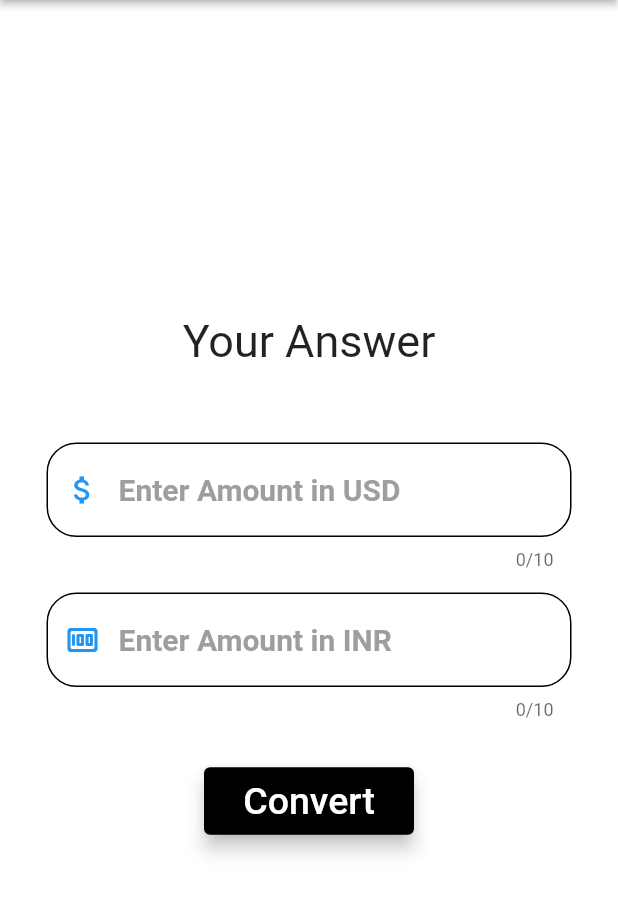
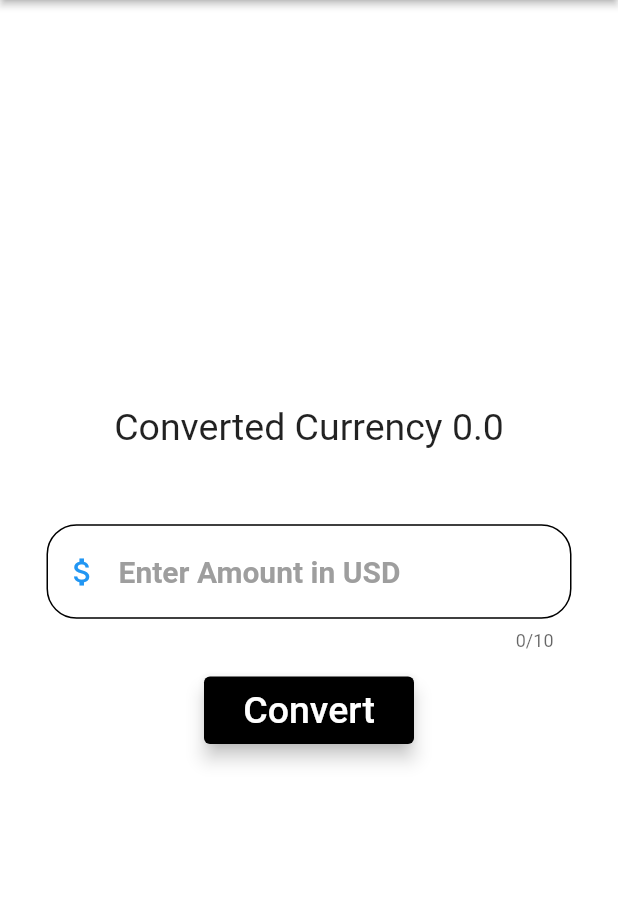
Before and after one commit to pulkit-singhall/currency_converter, a Flutter app: the screen it shows after launch, after a tap on "Convert", on a phone screen of 412 x 824 dp, the part 84-1000 px from its top. Run offline on Flutter 3.47's test engine with Material 2 defaults, Android fonts, the phone set to English and light mode, and no system bars.

Commit message:
Next Commit

```diff
--- a/lib/screens/homescreen.dart
+++ b/lib/screens/homescreen.dart
@@ -1,7 +1,15 @@
 import 'package:flutter/material.dart';
 
-class HomeScreen extends StatelessWidget {
+class HomeScreen extends StatefulWidget {
   const HomeScreen({super.key});
+
+  @override
+  State<HomeScreen> createState() => _HomeScreenState();
+}
+
+class _HomeScreenState extends State<HomeScreen> {
+  double result=0;
+  final TextEditingController amount = TextEditingController();
 
   @override
   Widget build(BuildContext context) {
@@ -17,10 +25,10 @@ class HomeScreen extends StatelessWidget {
       body: Column(
         mainAxisAlignment: MainAxisAlignment.center,
         children: [
-          const Text(
-            "Your Answer",
-            style: TextStyle(
-              fontSize: 30,
+          Text(
+            "Converted Currency ${result}",
+            style: const TextStyle(
+              fontSize: 25,
             ),
           ),
           const SizedBox(
@@ -29,8 +37,9 @@ class HomeScreen extends StatelessWidget {
           Center(
             child: Container(
               width: 350,
-              child: const TextField(
-                decoration: InputDecoration(
+              child: TextField(
+                controller: amount,
+                decoration: const InputDecoration(
                   hintText: "Enter Amount in USD",
                   hintStyle: TextStyle(
                       fontSize: 20,
@@ -59,53 +68,22 @@ class HomeScreen extends StatelessWidget {
           const SizedBox(
             height: 15,
           ),
-          Center(
-            child: Container(
-              width: 350,
-              child: const TextField(
-                decoration: InputDecoration(
-                  hintText: "Enter Amount in INR",
-                  hintStyle: TextStyle(
-                      fontSize: 20,
-                      fontWeight: FontWeight.w600,
-                      color: Colors.grey),
-                  prefixIcon: Icon(Icons.money_rounded),
-                  prefixIconColor: Colors.blue,
-                  focusedBorder: OutlineInputBorder(
-                    borderSide: BorderSide(
-                      width: 2.0,
-                    ),
-                    borderRadius: BorderRadius.all(Radius.circular(20)),
-                  ),
-                  enabledBorder: OutlineInputBorder(
-                    borderSide: BorderSide(),
-                    borderRadius: BorderRadius.all(Radius.circular(20)),
-                  ),
-                ),
-                maxLines: 1,
-                minLines: 1,
-                maxLength: 10,
-                keyboardType: TextInputType.text,
-              ),
-            ),
-          ),
-          const SizedBox(
-            height: 30,
-          ),
           // button
           ElevatedButton(
               onPressed: () {
-
+                  setState(() {
+                    result= double.parse(amount.text)*81;
+                  });
               },
-              child: const Text(
-                "Convert",
-                style: TextStyle(fontSize: 25),
-              ),
             style: const ButtonStyle(
               backgroundColor: MaterialStatePropertyAll(Colors.black),
               elevation: MaterialStatePropertyAll(5),
               fixedSize: MaterialStatePropertyAll(Size(140,45)),
             ) ,
+            child: const Text(
+              "Convert",
+              style: TextStyle(fontSize: 25),
+            ),
           ),
         ],
       ),
```
